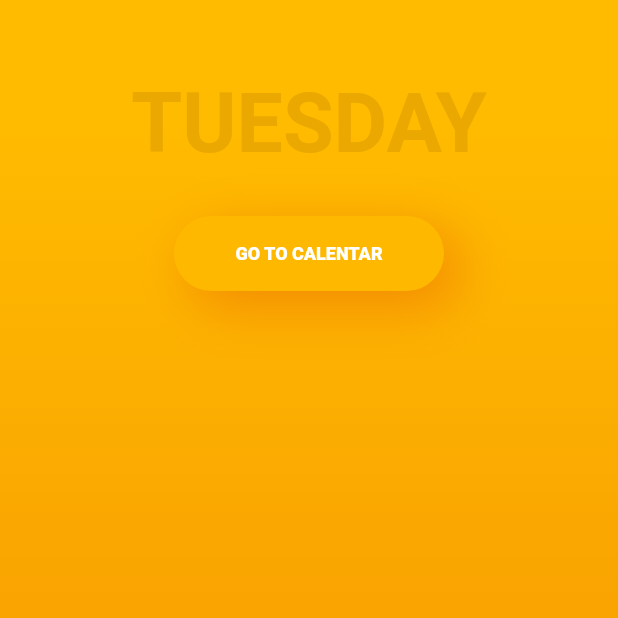
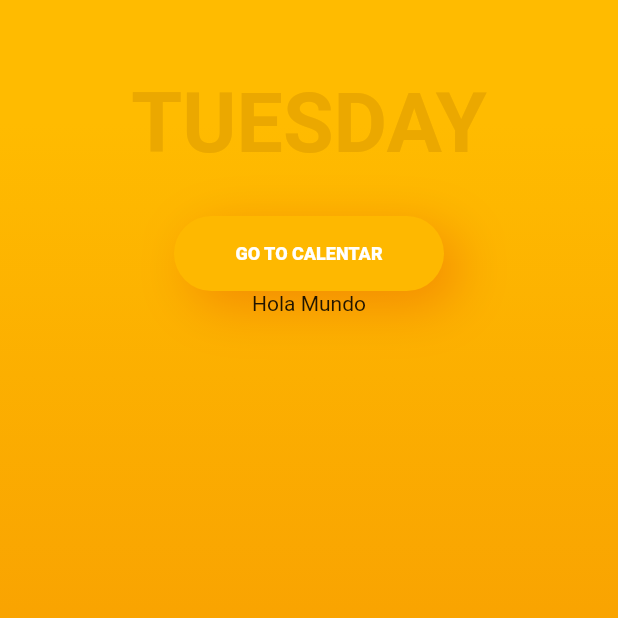
Before and after one commit to KleverUyanaBarahona/flutter_klever, a Flutter app: the screen it shows after launch, on a phone screen of 412 x 824 dp, the top half of it. Run offline on Flutter 3.47's test engine with Material 2 defaults, Android fonts, the phone set to English and light mode, and no system bars.

Commit message:
main, Header

```diff
--- a/lib/Header.dart
+++ b/lib/Header.dart
@@ -41,6 +41,14 @@ class Header extends StatelessWidget {
       ),
     );
 
+    final holamundo = new Center(
+      child: Text(
+        "Hola Mundo",
+        textDirection: TextDirection.ltr,
+      ),
+    );
+
+
     return new Scaffold(
       body: new Stack(
         children: <Widget>[
@@ -60,7 +68,8 @@ class Header extends StatelessWidget {
                     fontWeight:  FontWeight.w600
                   ),
                 ),
-                button
+                button,
+                holamundo
               ],
             ),
           )
--- a/lib/main.dart
+++ b/lib/main.dart
@@ -1,6 +1,5 @@
 import 'package:flutter/material.dart';
 import 'package:flutter_klever/Header.dart';
-//import 'BackWheater.dart';
 
 void main() {
   runApp(MyApp());
```
